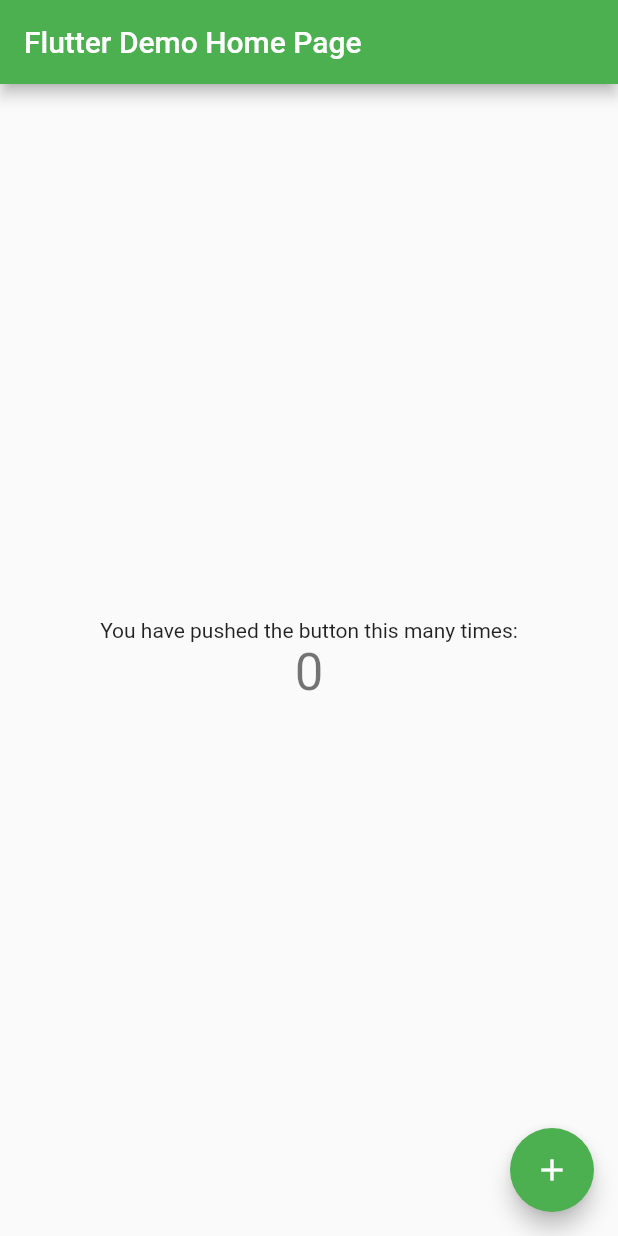
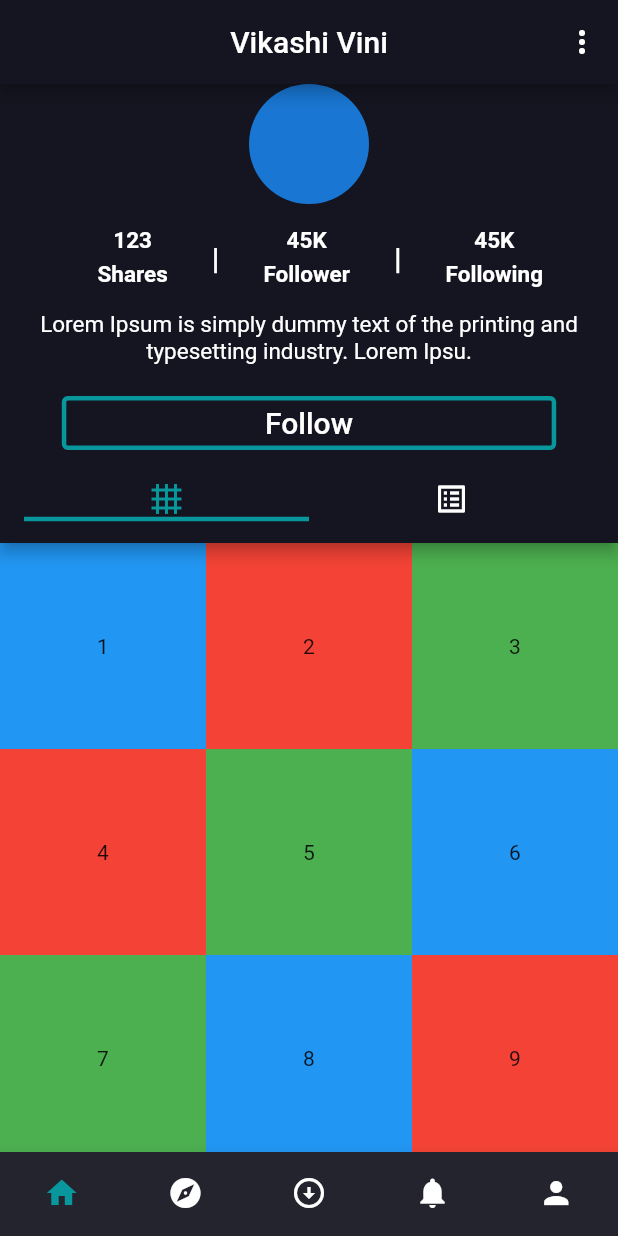
Before and after one commit to yunuskrt/SendMusic, a Flutter app: the screen it shows after launch, on a phone screen of 412 x 824 dp. Run offline on Flutter 3.47's test engine with Material 2 defaults, Android fonts, the phone set to English and light mode, and no system bars.

Commit message:
Frontend structure of Profile Page

```diff
--- a/lib/main.dart
+++ b/lib/main.dart
@@ -1,115 +1,20 @@
 import 'package:flutter/material.dart';
+import 'package:send_music/views/profileView.dart';
 
-void main() {
-  runApp(const MyApp());
-}
+void main() => runApp(const MyApp());
 
 class MyApp extends StatelessWidget {
   const MyApp({Key? key}) : super(key: key);
 
-  // This widget is the root of your application.
+  static const String _title = 'Flutter Code Sample';
+
   @override
   Widget build(BuildContext context) {
-    return MaterialApp(
-      title: 'Flutter Demo',
-      theme: ThemeData(
-        // This is the theme of your application.
-        //
-        // Try running your application with "flutter run". You'll see the
-        // application has a blue toolbar. Then, without quitting the app, try
-        // changing the primarySwatch below to Colors.green and then invoke
-        // "hot reload" (press "r" in the console where you ran "flutter run",
-        // or simply save your changes to "hot reload" in a Flutter IDE).
-        // Notice that the counter didn't reset back to zero; the application
-        // is not restarted.
-        primarySwatch: Colors.green,
-      ),
-      home: const MyHomePage(title: 'Flutter Demo Home Page'),
+    return const MaterialApp(
+      title: _title,
+      debugShowCheckedModeBanner: false,
+      home: MyStatefulWidget(),
+
     );
   }
 }
-
-class MyHomePage extends StatefulWidget {
-  const MyHomePage({Key? key, required this.title}) : super(key: key);
-
-  // This widget is the home page of your application. It is stateful, meaning
-  // that it has a State object (defined below) that contains fields that affect
-  // how it looks.
-
-  // This class is the configuration for the state. It holds the values (in this
-  // case the title) provided by the parent (in this case the App widget) and
-  // used by the build method of the State. Fields in a Widget subclass are
-  // always marked "final".
-
-  final String title;
-
-  @override
-  State<MyHomePage> createState() => _MyHomePageState();
-}
-
-class _MyHomePageState extends State<MyHomePage> {
-  int _counter = 0;
-
-  void _incrementCounter() {
-    setState(() {
-      // This call to setState tells the Flutter framework that something has
-      // changed in this State, which causes it to rerun the build method below
-      // so that the display can reflect the updated values. If we changed
-      // _counter without calling setState(), then the build method would not be
-      // called again, and so nothing would appear to happen.
-      _counter++;
-    });
-  }
-
-  @override
-  Widget build(BuildContext context) {
-    // This method is rerun every time setState is called, for instance as done
-    // by the _incrementCounter method above.
-    //
-    // The Flutter framework has been optimized to make rerunning build methods
-    // fast, so that you can just rebuild anything that needs updating rather
-    // than having to individually change instances of widgets.
-    return Scaffold(
-      appBar: AppBar(
-        // Here we take the value from the MyHomePage object that was created by
-        // the App.build method, and use it to set our appbar title.
-        title: Text(widget.title),
-      ),
-      body: Center(
-        // Center is a layout widget. It takes a single child and positions it
-        // in the middle of the parent.
-        child: Column(
-          // Column is also a layout widget. It takes a list of children and
-          // arranges them vertically. By default, it sizes itself to fit its
-          // children horizontally, and tries to be as tall as its parent.
-          //
-          // Invoke "debug painting" (press "p" in the console, choose the
-          // "Toggle Debug Paint" action from the Flutter Inspector in Android
-          // Studio, or the "Toggle Debug Paint" command in Visual Studio Code)
-          // to see the wireframe for each widget.
-          //
-          // Column has various properties to control how it sizes itself and
-          // how it positions its children. Here we use mainAxisAlignment to
-          // center the children vertically; the main axis here is the vertical
-          // axis because Columns are vertical (the cross axis would be
-          // horizontal).
-          mainAxisAlignment: MainAxisAlignment.center,
-          children: <Widget>[
-            const Text(
-              'You have pushed the button this many times:',
-            ),
-            Text(
-              '$_counter',
-              style: Theme.of(context).textTheme.headline4,
-            ),
-          ],
-        ),
-      ),
-      floatingActionButton: FloatingActionButton(
-        onPressed: _incrementCounter,
-        tooltip: 'Increment',
-        child: const Icon(Icons.add),
-      ), // This trailing comma makes auto-formatting nicer for build methods.
-    );
-  }
-}
--- /dev/null
+++ b/lib/models/walkThrough.dart
@@ -0,0 +1,11 @@
+import 'package:flutter/material.dart';
+
+class Walkthrough extends StatelessWidget {
+
+  const Walkthrough({Key? key}) : super(key: key);
+
+  @override
+  Widget build(BuildContext context) {
+    return Container();
+  }
+}
--- /dev/null
+++ b/lib/util/colors.dart
@@ -0,0 +1,12 @@
+import 'package:flutter/material.dart';
+
+class AppColors{
+  static const Color primaryDark = Color.fromRGBO(21, 21, 33, 1);
+  static const Color primaryLight = Color.fromRGBO(8, 151, 156, 1);
+  static const Color secondaryLight = Color.fromRGBO(36, 206, 240, 1);
+
+
+  static const Color navBar = Color.fromRGBO(36, 36, 46, 1);
+  static const Color white = Colors.white;
+  static const Color danger = Colors.red;
+}
--- /dev/null
+++ b/lib/util/dimensions.dart
@@ -0,0 +1,12 @@
+class Dimen {
+  static const double regularMargin = 15.0;
+  static const double regularPadding = 15.0;
+  static const double bigMargin = 30.0;
+  static const double bigPadding = 30.0;
+  static const double smallPadding = 8.0;
+  static const double smallMargin = 8.0;
+
+  static const margin10 =  10.0;
+  static const margin5 = 5.0;
+  static const padding5 = 5.0;
+}
--- /dev/null
+++ b/lib/views/profileView.dart
@@ -0,0 +1,152 @@
+import 'package:flutter/material.dart';
+import 'package:send_music/util/colors.dart';
+import 'package:send_music/util/dimensions.dart';
+import 'package:send_music/widgets/navBar.dart';
+import 'package:send_music/widgets/profileInfoField.dart';
+import 'package:send_music/widgets/listSongCard.dart';
+
+
+
+class MyStatefulWidget extends StatefulWidget {
+  const MyStatefulWidget({Key? key}) : super(key: key);
+
+  @override
+  State<MyStatefulWidget> createState() => _MyStatefulWidgetState();
+}
+
+class _MyStatefulWidgetState extends State<MyStatefulWidget> with TickerProviderStateMixin{
+  late TabController _tabController;
+  final List<String> songNames = <String>['Master Of Puppets','Wish You Were Here', 'Gates Of Babylon','Duel Of Fate','Yürekten','November Rain','Tek Gecelik','Bohemian Rhapsody', 'Jocelyn Flores'];
+  final List<String> artistNames = <String>['Metallica','Pink Floyd','Rainbow','John Williams','Duman',"Guns N' Roses","Hayko Cepkin","Queen","XXXTENTACION"];
+
+  @override
+  void initState() {
+    super.initState();
+    _tabController = TabController(
+      initialIndex: 0,
+      length: 2,
+      vsync: this,
+    );
+  }
+
+
+  @override
+  Widget build(BuildContext context) {
+    return Scaffold(
+      backgroundColor: AppColors.primaryDark,
+      appBar: AppBar(
+        title: const Text('Vikashi Vini'),
+        centerTitle:  true,
+        backgroundColor: AppColors.primaryDark,
+        actions: [
+          PopupMenuButton(
+            itemBuilder: (BuildContext context) => [
+              const PopupMenuItem(child: Icon(Icons.favorite, color: AppColors.primaryLight,),)
+            ],
+          ),
+        ],
+      ),
+      body: Center(
+          child: Column(
+            crossAxisAlignment: CrossAxisAlignment.center,
+            children: [
+              const CircleAvatar(
+                radius: 40,
+              ),
+              const Padding(padding: EdgeInsets.only(top: Dimen.regularPadding)),
+              Container(
+                width: MediaQuery.of(context).size.width * 0.9,
+                padding: const EdgeInsets.only(left: Dimen.regularPadding),
+                child: Row(
+                  mainAxisAlignment: MainAxisAlignment.spaceEvenly,
+                  children: const [
+                    ProfileInfoField(number: '123', field: 'Shares'),
+                    Text('|',style: TextStyle(
+                      color: AppColors.white,
+                      fontWeight: FontWeight.bold,
+                      fontSize: 20,),),
+                    ProfileInfoField(number: '45K', field: 'Follower'),
+                    Text('|',style: TextStyle(
+                      color: AppColors.white,
+                      fontWeight: FontWeight.bold,
+                      fontSize: 20,),),
+                    ProfileInfoField(number: '45K', field: 'Following')
+                  ],
+                ),
+              ),
+              const Padding(padding: EdgeInsets.only(top: Dimen.regularPadding)),
+              const Text('Lorem Ipsum is simply dummy text of the printing and typesetting industry. Lorem Ipsu.',
+                style: TextStyle(color: AppColors.white, fontSize: 15),
+                textAlign: TextAlign.center,),
+              const Padding(padding: EdgeInsets.only(top: Dimen.regularPadding)),
+              OutlinedButton(
+                onPressed: ()=>print('clicked'),
+                child: const Text('Follow',
+                  style: TextStyle(
+                      color: AppColors.white,
+                      fontSize: 20),),
+                style: OutlinedButton.styleFrom(
+                  side: const BorderSide(
+                      color: AppColors.primaryLight,
+                      width: 3),
+                  fixedSize: Size.fromWidth(
+                      MediaQuery.of(context).size.width * 0.8),
+                ),
+              ),
+              Expanded(
+                child: Scaffold(
+                  appBar: AppBar(
+                    backgroundColor: AppColors.primaryDark,
+                    title: TabBar(
+                          controller: _tabController,
+                          indicatorColor: AppColors.primaryLight,
+                          labelColor: AppColors.primaryLight,
+                          unselectedLabelColor: AppColors.white,
+                          indicatorWeight: 2.9,
+                          tabs: const [
+                            Icon(Icons.grid_4x4),
+                            Icon(Icons.list_alt_outlined),
+                          ],
+                        ),
+                  ),
+
+                  // create widgets for tabbar
+                  body: TabBarView(
+                    controller: _tabController,
+                    children: [
+                      GridView.count(
+                          crossAxisCount: 3,
+                          children:[
+                            Container(child: const Center(child:Text('1')), color: Colors.blue,),
+                            Container(child: const Center(child:Text('2')), color: Colors.red,),
+                            Container(child: const Center(child:Text('3')), color: Colors.green,),
+                            Container(child: const Center(child:Text('4')), color: Colors.red,),
+                            Container(child: const Center(child:Text('5')), color: Colors.green,),
+                            Container(child: const Center(child:Text('6')), color: Colors.blue,),
+                            Container(child: const Center(child:Text('7')), color: Colors.green,),
+                            Container(child: const Center(child:Text('8')), color: Colors.blue,),
+                            Container(child: const Center(child:Text('9')), color: Colors.red,),
+                          ]),
+                      //Container(child: Icon(Icons.directions_car), color: Colors.blue,),
+                      ListView.separated(
+                        padding: const EdgeInsets.all(Dimen.smallPadding),
+                        itemCount: 9,
+                        itemBuilder: (BuildContext context, int index) {
+                          return ListSongCard(image: 'https://picsum.photos/250?image=9', name: songNames[index], artist: artistNames[index]);
+                        },
+                        separatorBuilder: (BuildContext context, int index) => const Divider(),
+                      ),
+                      //Container(child: Icon(Icons.directions_transit), color: Colors.red,),
+                    ],
+                  ),
+                ),
+              ),
+            ],
+          ),
+
+        ),
+
+      bottomNavigationBar: const NavBar(),
+    );
+  }
+}
--- /dev/null
+++ b/lib/widgets/listSongCard.dart
@@ -0,0 +1,57 @@
+import 'package:flutter/material.dart';
+import 'package:send_music/util/colors.dart';
+import 'package:send_music/util/dimensions.dart';
+
+
+class ListSongCard extends StatelessWidget {
+  const ListSongCard(
+      {required this.image, required this.name, required this.artist});
+  final String image;
+  final String name;
+  final String artist;
+
+
+  @override
+  Widget build(BuildContext context) {
+    return Container(
+      decoration: BoxDecoration(
+        color: AppColors.navBar,
+        border: Border.all(
+          width: 2,
+        ),
+        borderRadius: BorderRadius.circular(8),
+      ),
+
+      height: 50,
+      padding: const EdgeInsets.all(Dimen.padding5),
+      child: Row(
+          children: [
+            FittedBox(
+              fit: BoxFit.fill,
+              child: Image.network(image),
+                //'https://picsum.photos/250?image=9'
+            ),
+            Expanded(
+                child: Container(
+                  margin: const EdgeInsets.symmetric(horizontal: Dimen.smallMargin,),
+                  child: Column(
+                    crossAxisAlignment: CrossAxisAlignment.start,
+                    children: [
+                      Text(
+                        name,
+                        style: const TextStyle(fontSize: 14, color: AppColors.white, fontWeight: FontWeight.bold,),
+                      ),
+                      const Divider(height: 5, thickness: 3,),
+                      Text(artist,
+                          style: const TextStyle(fontSize: 12, color: AppColors.secondaryLight)
+                      ),
+                    ],
+                  ),
+                )),
+            IconButton(onPressed: ()=>{print('Item will be deleted')}, icon: const Icon(Icons.close, color: AppColors.danger,))
+          ],
+        ),
+
+    );
+  }
+}
--- /dev/null
+++ b/lib/widgets/navBar.dart
@@ -0,0 +1,36 @@
+import 'package:flutter/material.dart';
+import 'package:send_music/util/colors.dart';
+
+class NavBar extends StatelessWidget {
+  const NavBar({Key? key}) : super(key: key);
+
+  @override
+  Widget build(BuildContext context) {
+    return BottomNavigationBar(
+      backgroundColor: AppColors.navBar,
+      unselectedItemColor: AppColors.white,
+      selectedItemColor: AppColors.primaryLight,
+      showSelectedLabels: false,
+      showUnselectedLabels: false,
+      type: BottomNavigationBarType.fixed,
+      items: const [
+        BottomNavigationBarItem(
+            icon: Icon(Icons.home ),
+            label: "Home",
+            backgroundColor: AppColors.white),
+        BottomNavigationBarItem(
+            icon: Icon(Icons.explore),
+            label: "Explore",),
+        BottomNavigationBarItem(
+            icon: Icon(Icons.arrow_circle_down),
+            label: "Saves"),
+        BottomNavigationBarItem(
+            icon: Icon(Icons.notifications),
+            label: "Saves"),
+        BottomNavigationBarItem(
+            icon: Icon(Icons.person),
+            label: "Profile"),
+      ],
+    );
+  }
+}
--- /dev/null
+++ b/lib/widgets/profileInfoField.dart
@@ -0,0 +1,28 @@
+import 'package:flutter/material.dart';
+import 'package:send_music/util/colors.dart';
+
+class ProfileInfoField extends StatelessWidget {
+  const ProfileInfoField(
+      {required this.number, required this.field});
+  final String number;
+  final String field;
+
+
+  @override
+  Widget build(BuildContext context) {
+    return Column(
+      children: [
+        Text(number,style: const TextStyle(
+          color: AppColors.white,
+          fontWeight: FontWeight.bold,
+          fontSize: 15,
+        ),),
+        const Padding(padding: EdgeInsets.only(top: 5)),
+        Text(field,style: const TextStyle(
+          color: AppColors.white,
+          fontWeight: FontWeight.bold,
+          fontSize: 15,),),
+      ],
+    );
+  }
+}
```
